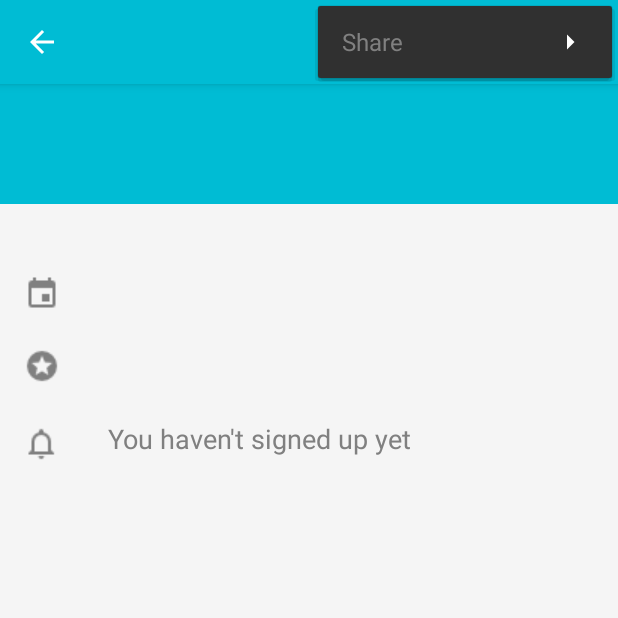
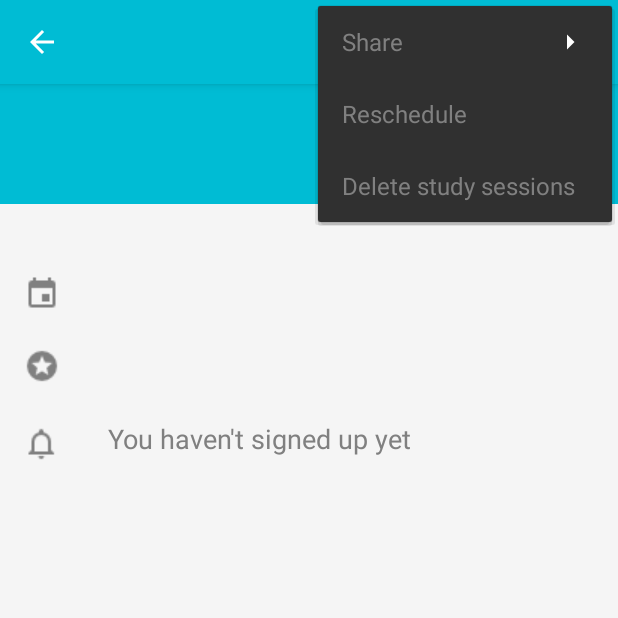
Before and after one commit to Luigi1992/quick-study, an Android app: the ViewExamActivity screen opened directly, with no data from a screen before it, with the options menu open, on a phone screen of 412 x 824 dp, the top half of it. Run offline under Robolectric (Android 15) with nearby library versions, the phone set to English and light mode, and no system bars; 4 statements that could not run were skipped.

Commit message:
Study sessions can be updated and deleted independently from exams

```diff
--- a/app/src/main/res/menu/menu_view_exam.xml
+++ b/app/src/main/res/menu/menu_view_exam.xml
@@ -15,8 +15,17 @@
     <item
         android:id="@+id/action_share"
         android:icon="@drawable/ic_share"
-        app:showAsAction="never"
+        app:showAsAction="ifRoom"
         android:orderInCategory="3"
         android:title="@string/share"
         app:actionProviderClass= "android.support.v7.widget.ShareActionProvider" />
+    <item android:id="@+id/action_reschedule"
+        android:icon="@drawable/ic_rescheduling"
+        android:title="@string/reschedule"
+        android:orderInCategory="4"
+        app:showAsAction="ifRoom" />
+    <item android:id="@+id/action_delete_sessions"
+        android:title="@string/delete_sessions"
+        android:orderInCategory="5"
+        app:showAsAction="never" />
 </menu>
--- a/app/src/main/res/values/strings.xml
+++ b/app/src/main/res/values/strings.xml
@@ -105,6 +105,13 @@
     <string name="study">Study</string>
 
     <string name="insert_value">Insert a value between 1 and 12</string>
+    <string name="reschedule">Reschedule</string>
+    <string name="success_reschedule">Rescheduling succeeded!</string>
+    <string name="success_del_sessions">Study sessions has been successfully deleted</string>
+    <string name="confirm_reschedule">Do you want to reschedule your study sessions?</string>
+    <string name="confirm_del_sessions">Do you really want to delete your study sessions? (The exam will remain)</string>
+    <string name="reschedule_sessions">Reschedule study sessions</string>
+    <string name="delete_sessions">Delete study sessions</string>
 
     <string name="about_quick_study">QuickStudy:\n-Organises the study plan\n -Shows when you should study\n -Keep an eye on you if you signed up your exams in time,\n- Uses calendar to show suggested planning sessions and exams.\n\nAdd new exam and see QuickStudy\'s proposition of studying schedule in your calendar!</string>
 
```
Also changed, not shown: app/src/main/java/com/gcw_rome_2014/quickstudy/EditExamActivity.java (+11 -1 lines), app/src/main/java/com/gcw_rome_2014/quickstudy/ViewExamActivity.java (+44 -0 lines), app/src/main/java/com/gcw_rome_2014/quickstudy/calendar/ScheduleManager.java (+15 -4 lines), app/src/main/java/com/gcw_rome_2014/quickstudy/model/QuickStudy.java (+17 -3 lines), app/src/main/res/drawable/img4.png, 1 other file.
